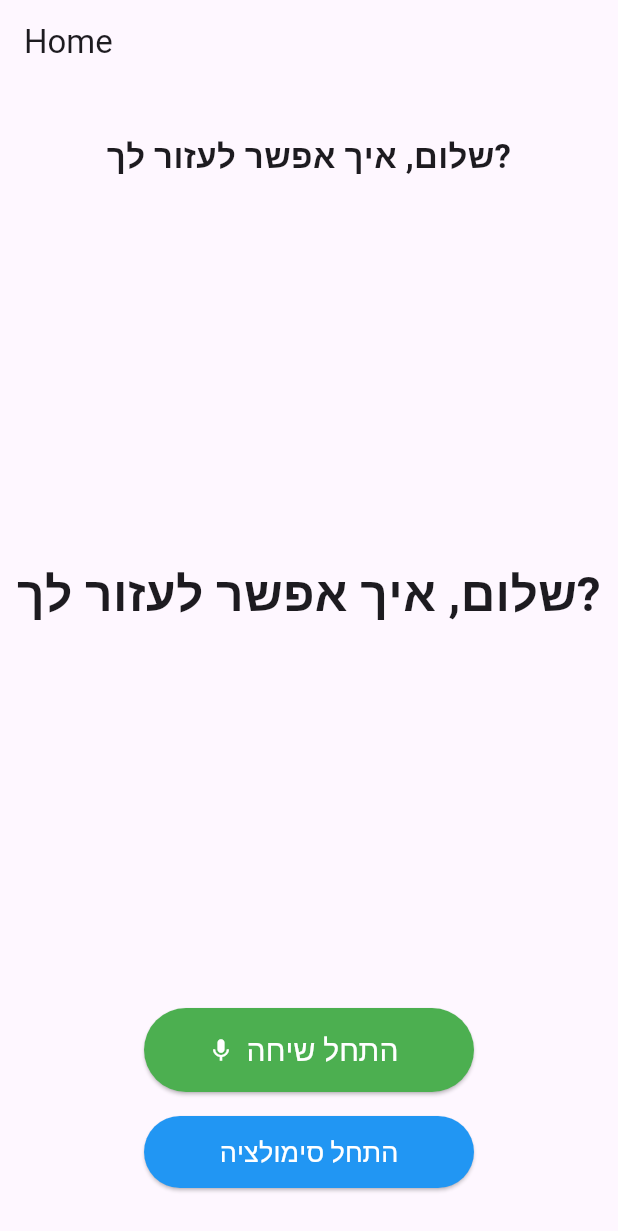
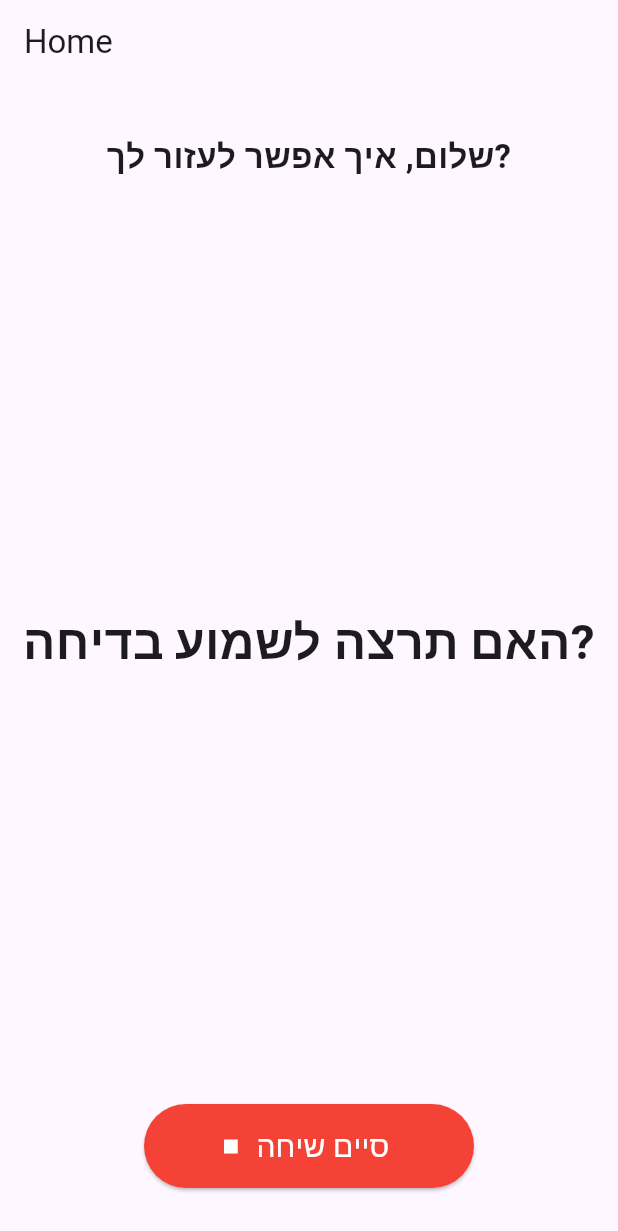
Before and after one commit to whitecat06821/Hebrew-Voice-Assistant, a Flutter app: the screen it shows after launch, on a phone screen of 412 x 824 dp. Shown: the top 1231 px of the screen. Run offline on Flutter 3.47's test engine with Material 3 defaults, Android fonts, the phone set to English and light mode, and no system bars; our stand-ins replace flutter_tts, permission_handler, speech_to_text.

Commit message:
fixed/for client show without mic

```diff
--- a/lib/screens/home_screen.dart
+++ b/lib/screens/home_screen.dart
@@ -40,16 +40,10 @@
     super.initState();
     _requestMicPermission().then((_) {
       setState(() {
-        _isActive = false;
-        _recognizedText = _greeting;
-      });
-      TTSService().setOnComplete(() {
-        setState(() {
         _isActive = true;
+        _recognizedText = _fakeSentences[_random.nextInt(_fakeSentences.length)];
       });
       _startConversationLoop();
-      });
-      TTSService().speak(_greeting);
     });
   }
 
@@ -141,10 +135,10 @@
 
   @override
   Widget build(BuildContext context) {
-    final isStopped = !_isActive;
-    final buttonColor = isStopped ? Colors.green : Colors.red;
-    final buttonText = isStopped ? 'התחל שיחה' : 'סיים שיחה';
-    final buttonIcon = isStopped ? Icons.mic : Icons.stop;
+    // Always show as if talking
+    final buttonColor = Colors.red;
+    final buttonText = 'סיים שיחה';
+    final buttonIcon = Icons.stop;
 
     return Scaffold(
       appBar: AppBar(
@@ -173,9 +167,7 @@
             ),
             Padding(
               padding: const EdgeInsets.only(bottom: 32.0),
-              child: Column(
-                children: [
-                  SizedBox(
+              child: SizedBox(
                 width: 220,
                 height: 56,
                 child: ElevatedButton.icon(
@@ -190,35 +182,8 @@
                     buttonText,
                     style: const TextStyle(fontSize: 20, color: Colors.white),
                   ),
-                      onPressed: isStopped
-                          ? () {
-                              setState(() {
-                                _isActive = true;
-                              });
-                              _startConversationLoop();
-                            }
-                          : _stopConversation,
+                  onPressed: _stopConversation,
                 ),
-                  ),
-                  const SizedBox(height: 16),
-                  SizedBox(
-                    width: 220,
-                    height: 48,
-                    child: ElevatedButton(
-                      style: ElevatedButton.styleFrom(
-                        backgroundColor: _simulationActive ? Colors.red : Colors.blue,
-                        shape: RoundedRectangleBorder(
-                          borderRadius: BorderRadius.circular(28),
-                        ),
-                      ),
-                      onPressed: _toggleSimulation,
-                      child: Text(
-                        _simulationActive ? 'עצור סימולציה' : 'התחל סימולציה',
-                        style: const TextStyle(fontSize: 18, color: Colors.white),
-                      ),
-                    ),
-                  ),
-                ],
               ),
             ),
           ],
```
Lines whose indentation alone changed are shown as unchanged.
